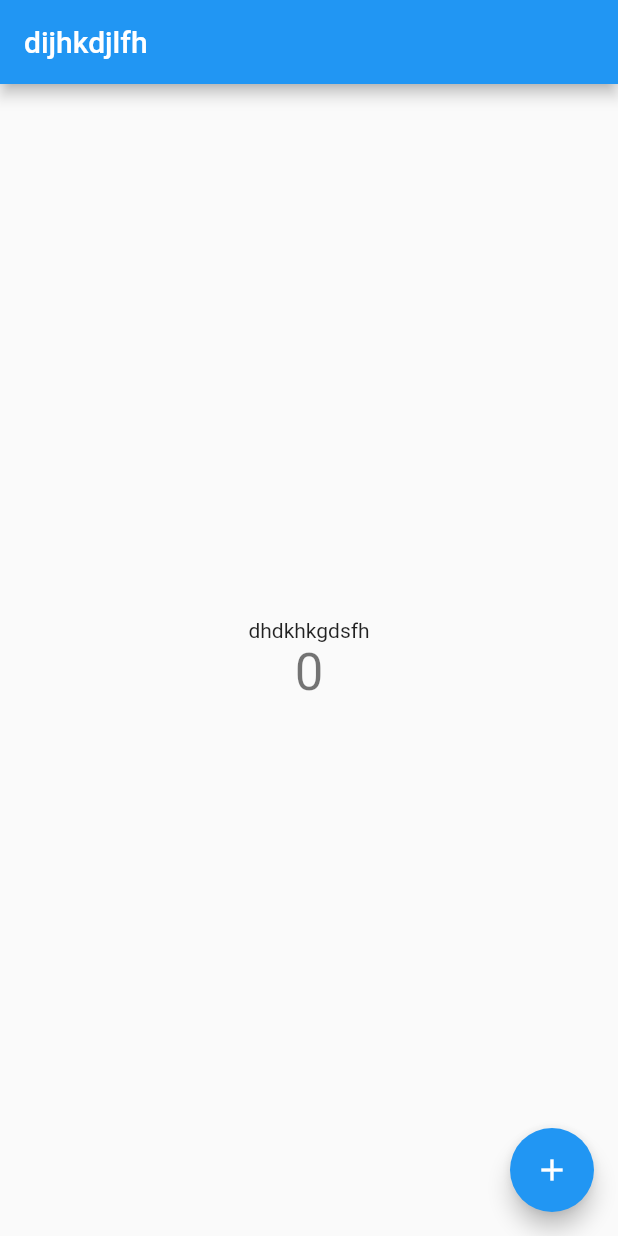
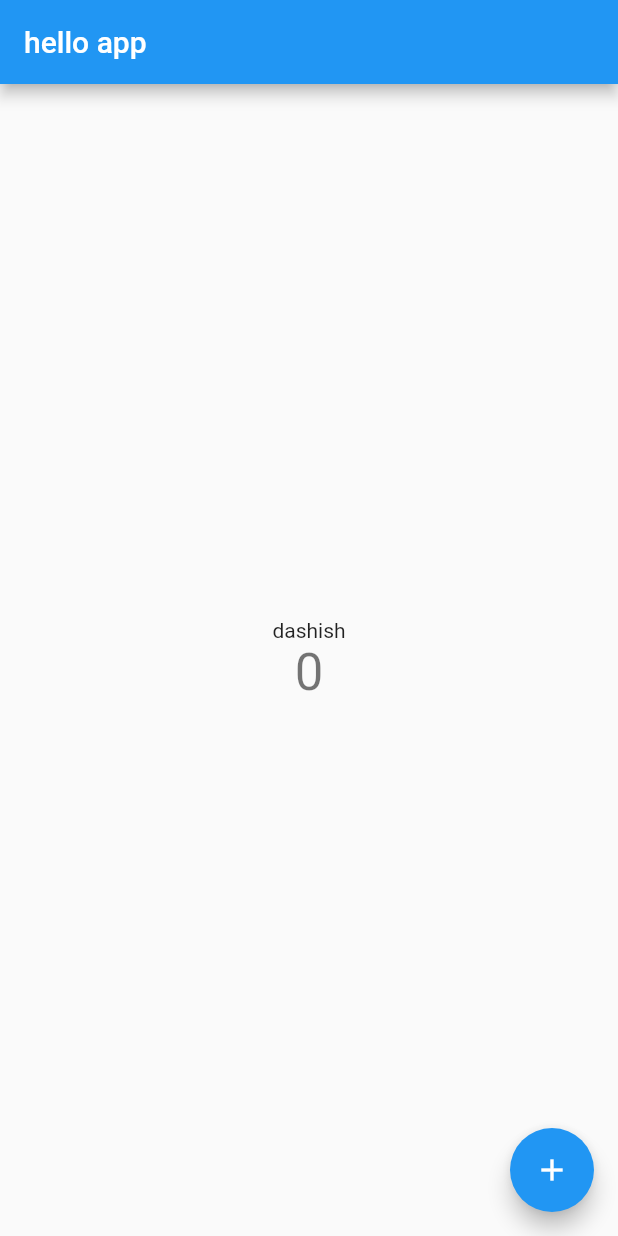
Before and after one commit to Drupal-Patel/dashish, a Flutter app: the screen it shows after launch, on a phone screen of 412 x 824 dp. Run offline on Flutter 3.47's test engine with Material 2 defaults, Android fonts, the phone set to English and light mode, and no system bars.

Commit message:
Dev (#1)
* name change

* new change

```diff
--- a/lib/main.dart
+++ b/lib/main.dart
@@ -10,11 +10,11 @@ class MyApp extends StatelessWidget {
   @override
   Widget build(BuildContext context) {
     return MaterialApp(
-      title: 'dfghdfhd',
+      title: 'dashish',
       theme: ThemeData(
         primarySwatch: Colors.blue,
       ),
-      home: const MyHomePage(title: 'dijhkdjlfh'),
+      home: const MyHomePage(title: 'hello app'),
     );
   }
 }
@@ -48,7 +48,7 @@ class _MyHomePageState extends State<MyHomePage> {
           mainAxisAlignment: MainAxisAlignment.center,
           children: <Widget>[
             const Text(
-              'dhdkhkgdsfh',
+              'dashish',
             ),
             Text(
               '$_counter',
```
